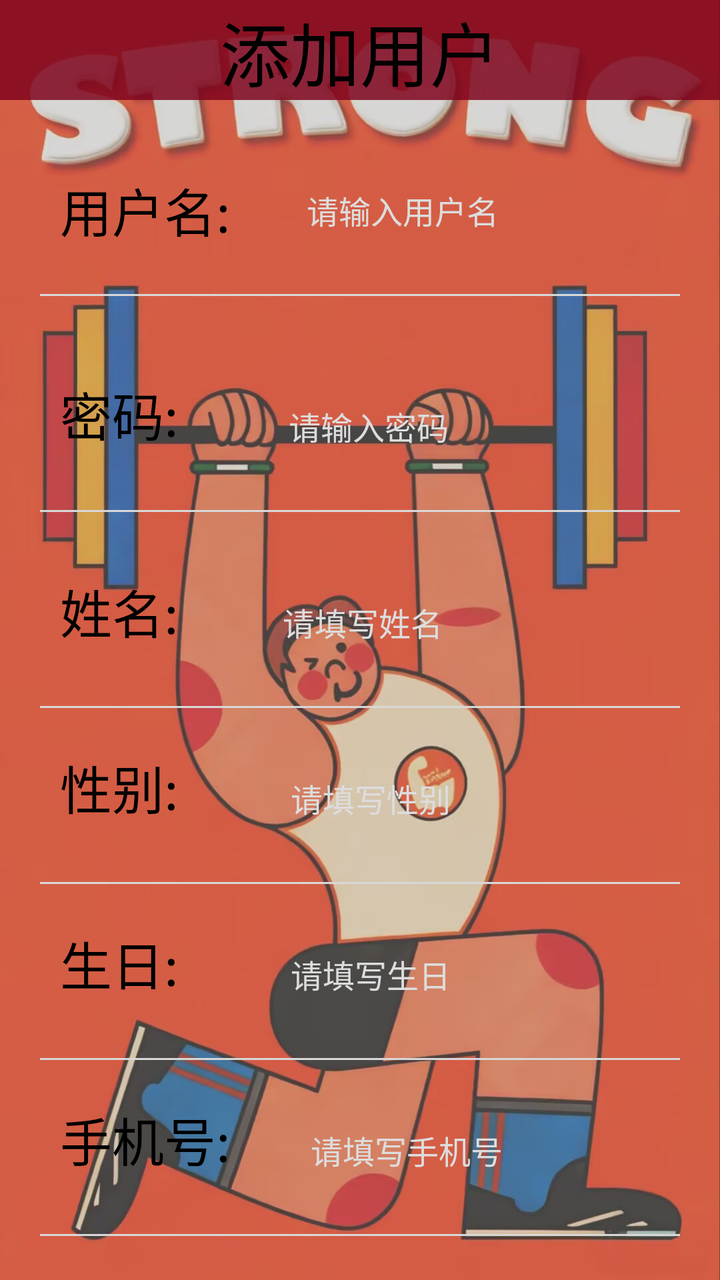
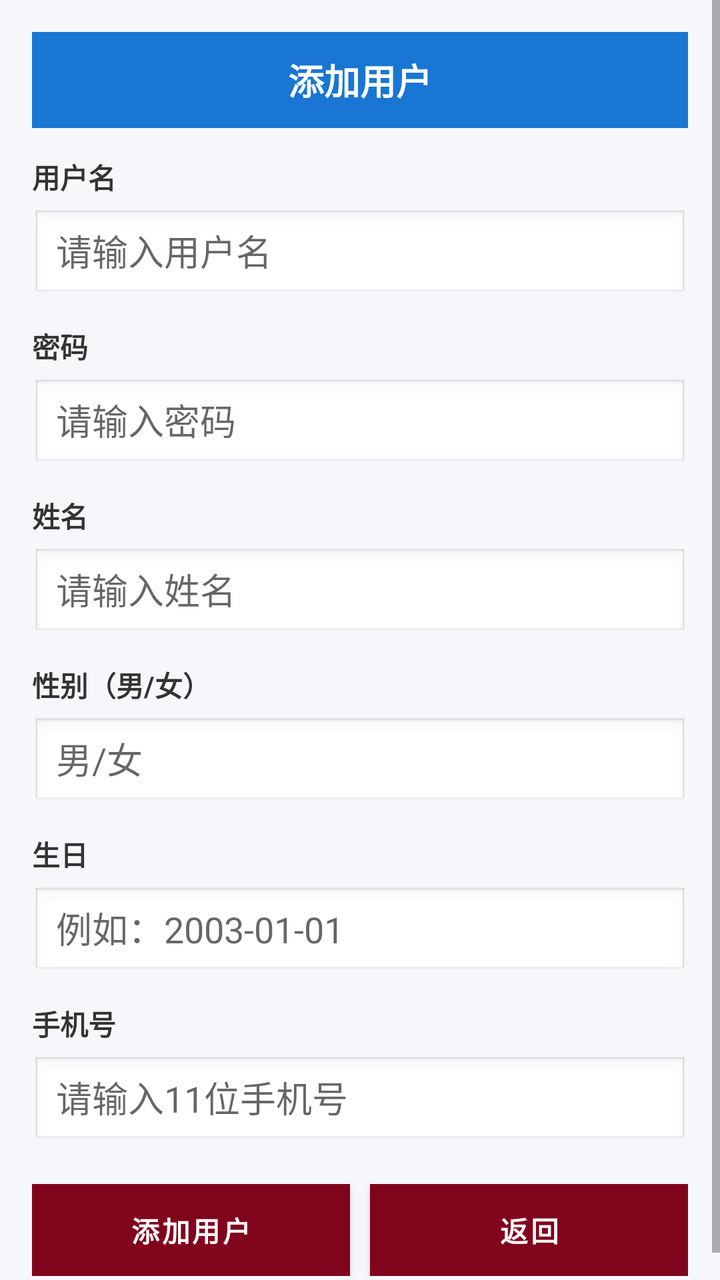

Two renders of the same Android screen: before a commit and after it. Below are the layout's source before the change and the commit's diff.
<!-- AndroidManifest.xml: application theme AppTheme -->
<!-- res/layout/activity_admin_add_users.xml -->
<?xml version="1.0" encoding="utf-8"?>
<LinearLayout xmlns:android="http://schemas.android.com/apk/res/android"
    xmlns:app="http://schemas.android.com/apk/res-auto"
    xmlns:tools="http://schemas.android.com/tools"
    android:layout_width="match_parent"
    android:layout_height="match_parent"
    android:orientation="vertical"
    android:background="@drawable/i4"
    tools:context="com.example.administrator.sportmanager.admin.registerActivity">


    

    <TextView
        android:id="@+id/textView"
        android:layout_width="match_parent"
        android:layout_height="50dp"
        android:layout_marginRight="0dp"
        android:text="添加用户"
        android:gravity="center_horizontal"
        android:textColor="@color/black"
        android:textSize="35sp"
        android:layout_marginBottom="30dp"
        android:background="#D77F041D"
      />
    <LinearLayout
        android:layout_width="wrap_content"
        android:layout_height="wrap_content"
        android:gravity="center">
        <TextView
            android:layout_width="wrap_content"
            android:layout_height="match_parent"
            android:layout_marginLeft="30dp"
            android:text="用户名:"
            android:gravity="center_vertical"
            android:textColor="@color/black"
            android:textSize="26sp" />
        <EditText
            android:background="@null"
            android:id="@+id/r_name"
            android:layout_width="200dp"
            android:layout_height="50dp"
            android:layout_marginLeft="38dp"
            android:inputType="textPersonName"
            android:singleLine="true"
            android:textSize="16sp"
            android:hint="请输入用户名"
            android:textColorHint="@color/textColorHint"
            />

    </LinearLayout>
    <ImageView
        android:id="@+id/reg_diver0"
        android:layout_width="320dp"
        android:layout_height="1dp"
        android:layout_gravity="center_horizontal"
        android:layout_marginTop="17dp"
        android:background="@color/input_dvier" />

    <LinearLayout
        android:layout_width="match_parent"
        android:layout_height="wrap_content"
        android:layout_marginTop="40dp">

        <TextView
            android:layout_width="wrap_content"
            android:layout_height="match_parent"
            android:layout_marginLeft="30dp"
            android:text="密码:"
            android:textColor="@color/black"
            android:textSize="26sp" />

        <EditText
            android:id="@+id/r_password"
            android:layout_width="200dp"
            android:layout_height="50dp"
            android:layout_marginLeft="55dp"
            android:background="@null"
            android:hint="请输入密码"
            android:inputType="textPassword"
            android:singleLine="true"
            android:textColorHint="@color/textColorHint"
            android:textCursorDrawable="@drawable/edit_cursor_color"
            android:textSize="16sp" />
    </LinearLayout>

    <ImageView
        android:id="@+id/reg_diver1"
        android:layout_width="320dp"
        android:layout_height="1dp"
        android:layout_gravity="center_horizontal"
        android:layout_marginTop="17dp"
        android:background="@color/input_dvier" />

    <LinearLayout
        android:layout_width="match_parent"
        android:layout_height="wrap_content"
        android:layout_marginTop="10dp"
        android:orientation="horizontal">




    </LinearLayout>

    <LinearLayout
        android:layout_width="match_parent"
        android:layout_height="wrap_content"
        android:layout_marginTop="20dp">

        <TextView
            android:layout_width="wrap_content"
            android:layout_height="wrap_content"
            android:layout_marginLeft="30dp"
            android:text="姓名:"
            android:textColor="@color/black"
            android:textSize="26sp" />

        <EditText
            android:id="@+id/user_name"
            android:layout_width="200dp"
            android:layout_height="50dp"
            android:layout_marginLeft="52dp"
            android:background="@null"
            android:hint="请填写姓名"
            android:singleLine="true"
            android:textColorHint="@color/textColorHint"
            android:textCursorDrawable="@drawable/edit_cursor_color"
            android:textSize="16sp" />
    </LinearLayout>

    <ImageView
        android:id="@+id/reg_diver2"
        android:layout_width="320dp"
        android:layout_height="1dp"
        android:layout_gravity="center_horizontal"
        android:layout_marginTop="17dp"
        android:background="@color/input_dvier" />

    <LinearLayout
        android:layout_width="match_parent"
        android:layout_height="wrap_content"
        android:layout_marginTop="20dp">

        <TextView
            android:layout_width="wrap_content"
            android:layout_height="wrap_content"
            android:layout_marginLeft="30dp"
            android:text="性别:"
            android:textColor="@color/black"
            android:textSize="26sp" />

        <EditText
            android:id="@+id/r_sex"
            android:layout_width="200dp"
            android:layout_height="50dp"
            android:layout_marginLeft="56dp"
            android:background="@null"
            android:hint="请填写性别"
            android:singleLine="true"
            android:textColorHint="@color/textColorHint"
            android:textCursorDrawable="@drawable/edit_cursor_color"
            android:textSize="16sp" />
    </LinearLayout>

    <ImageView
        android:id="@+id/reg_diver3"
        android:layout_width="320dp"
        android:layout_height="1dp"
        android:layout_gravity="center_horizontal"
        android:layout_marginTop="17dp"
        android:background="@color/input_dvier" />
    <LinearLayout
        android:layout_width="match_parent"
        android:layout_height="wrap_content"
        android:layout_marginTop="20dp">

        <TextView
            android:layout_width="wrap_content"
            android:layout_height="wrap_content"
            android:layout_marginLeft="30dp"
            android:text="生日:"
            android:textColor="@color/black"
            android:textSize="26sp" />

        <EditText
            android:id="@+id/r_birthday"
            android:layout_width="200dp"
            android:layout_height="50dp"
            android:layout_marginLeft="56dp"
            android:background="@null"
            android:hint="请填写生日"
            android:password="false"
            android:singleLine="true"
            android:textColorHint="@color/textColorHint"
            android:textCursorDrawable="@drawable/edit_cursor_color"
            android:textSize="16sp" />
    </LinearLayout>

    <ImageView
        android:id="@+id/reg_diver4"
        android:layout_width="320dp"
        android:layout_height="1dp"
        android:layout_gravity="center_horizontal"
        android:layout_marginTop="17dp"
        android:background="@color/input_dvier" />

    <LinearLayout
        android:layout_width="match_parent"
        android:layout_height="wrap_content"
        android:layout_marginTop="20dp">

        <TextView
            android:layout_width="wrap_content"
            android:layout_height="wrap_content"
            android:layout_marginLeft="30dp"
            android:text="手机号:"
            android:textColor="@color/black"
            android:textSize="26sp" />

        <EditText
            android:id="@+id/r_phone"
            android:layout_width="200dp"
            android:layout_height="50dp"
            android:layout_marginLeft="40dp"
            android:background="@null"
            android:hint="请填写手机号"
            android:password="false"
            android:singleLine="true"
            android:textColorHint="@color/textColorHint"
            android:textCursorDrawable="@drawable/edit_cursor_color"
            android:textSize="16sp" />
    </LinearLayout>

    <ImageView
        android:id="@+id/reg_diver5"
        android:layout_width="320dp"
        android:layout_height="1dp"
        android:layout_gravity="center_horizontal"
        android:layout_marginTop="17dp"
        android:background="@color/input_dvier" />


    <LinearLayout
        android:layout_width="match_parent"
        android:layout_height="wrap_content"
        android:layout_marginTop="7dp"
        android:orientation="horizontal">



    </LinearLayout>

    <LinearLayout
        android:layout_width="match_parent"
        android:layout_height="wrap_content"
        android:layout_marginTop="20dp"
        android:gravity="center_horizontal">

        <Button
            android:id="@+id/r_register"
            android:layout_width="150dp"
            android:layout_height="48dp"
            android:background="@drawable/bg_button_blue_gradient"
            android:text="添加用户"
            android:layout_alignBaseline="@+id/r_back"
            android:layout_alignBottom="@+id/r_back"
            android:layout_alignRight="@+id/r_password"
            android:layout_alignEnd="@+id/r_password"
            android:textSize="23sp"
            android:textColor="#FFFFFF"
            android:textStyle="bold" />
        <Button
            android:layout_marginLeft="30dp"
            android:id="@+id/add_reader_back_bt"
            android:layout_width="150dp"
            android:layout_height="48dp"
            android:background="@drawable/bg_button_blue_gradient"
            android:text="返回"
            android:layout_alignBaseline="@+id/r_back"
            android:layout_alignBottom="@+id/r_back"
            android:layout_alignRight="@+id/r_password"
            android:layout_alignEnd="@+id/r_password"
            android:textSize="23sp"
            android:textColor="#FFFFFF"
            android:textStyle="bold" />
    </LinearLayout>

</LinearLayout>
<!-- resources referenced by this layout -->
<resources>
  <color name="black">#FF000000</color>
  <color name="input_dvier">#D8D8D8</color>
  <color name="textColorHint">#DDDDDD</color>
  <!-- drawable bg_button_blue_gradient (drawable) -->
  <?xml version="1.0" encoding="utf-8"?>
  <shape xmlns:android="http://schemas.android.com/apk/res/android"
  android:shape="rectangle">
  
      <gradient android:type="linear" android:useLevel="true" android:startColor="#B1371A" android:endColor="#E2700505" android:angle="180" />
  
      />
  <padding
      android:left="10dp"
      android:right="10dp"/>
  <corners
      android:radius="40dp"/>
  
  </shape>
  <!-- drawable edit_cursor_color (drawable) -->
  <?xml version="1.0" encoding="utf-8"?>
  <shape xmlns:android="http://schemas.android.com/apk/res/android"
      android:shape="rectangle" >
      <size android:width="1dp" />
      <size android:height="10dp"/>
      <solid android:color="@color/loginButtonBackgroundFouse" />
  </shape>
  <!-- drawable i4: jpg bitmap (drawable, 135880 bytes) -->
  <style name="AppTheme" parent="Theme.MaterialComponents.Light.NoActionBar">
          <item name="colorPrimary">#81041D</item>
          <item name="colorPrimaryVariant">#80041D</item>
          <item name="colorSecondary">#81041D</item>
      </style>
  <color name="loginButtonBackgroundFouse">#07C160</color>
</resources>

<!-- the commit's change to res/layout/activity_admin_add_users.xml (unified diff, before → after) -->
@@ -1,289 +1,163 @@
 <?xml version="1.0" encoding="utf-8"?>
-<LinearLayout xmlns:android="http://schemas.android.com/apk/res/android"
-    xmlns:app="http://schemas.android.com/apk/res-auto"
-    xmlns:tools="http://schemas.android.com/tools"
+<ScrollView xmlns:android="http://schemas.android.com/apk/res/android"
     android:layout_width="match_parent"
     android:layout_height="match_parent"
-    android:orientation="vertical"
-    android:background="@drawable/i4"
-    tools:context="com.example.administrator.sportmanager.admin.registerActivity">
-
-
-    
-
-    <TextView
-        android:id="@+id/textView"
-        android:layout_width="match_parent"
-        android:layout_height="50dp"
-        android:layout_marginRight="0dp"
-        android:text="添加用户"
-        android:gravity="center_horizontal"
-        android:textColor="@color/black"
-        android:textSize="35sp"
-        android:layout_marginBottom="30dp"
-        android:background="#D77F041D"
-      />
-    <LinearLayout
-        android:layout_width="wrap_content"
-        android:layout_height="wrap_content"
-        android:gravity="center">
-        <TextView
-            android:layout_width="wrap_content"
-            android:layout_height="match_parent"
-            android:layout_marginLeft="30dp"
-            android:text="用户名:"
-            android:gravity="center_vertical"
-            android:textColor="@color/black"
-            android:textSize="26sp" />
-        <EditText
-            android:background="@null"
-            android:id="@+id/r_name"
-            android:layout_width="200dp"
-            android:layout_height="50dp"
-            android:layout_marginLeft="38dp"
-            android:inputType="textPersonName"
-            android:singleLine="true"
-            android:textSize="16sp"
-            android:hint="请输入用户名"
-            android:textColorHint="@color/textColorHint"
-            />
-
-    </LinearLayout>
-    <ImageView
-        android:id="@+id/reg_diver0"
-        android:layout_width="320dp"
-        android:layout_height="1dp"
-        android:layout_gravity="center_horizontal"
-        android:layout_marginTop="17dp"
-        android:background="@color/input_dvier" />
+    android:background="#F6F7FB">
 
     <LinearLayout
         android:layout_width="match_parent"
         android:layout_height="wrap_content"
-        android:layout_marginTop="40dp">
+        android:padding="16dp"
+        android:orientation="vertical">
 
         <TextView
+            android:layout_width="match_parent"
+            android:layout_height="48dp"
+            android:background="#1976D2"
+            android:gravity="center"
+            android:text="添加用户"
+            android:textColor="@android:color/white"
+            android:textSize="18sp"
+            android:textStyle="bold" />
+
+        <TextView
+            android:layout_marginTop="14dp"
             android:layout_width="wrap_content"
-            android:layout_height="match_parent"
-            android:layout_marginLeft="30dp"
-            android:text="密码:"
-            android:textColor="@color/black"
-            android:textSize="26sp" />
+            android:layout_height="wrap_content"
+            android:text="用户名"
+            android:textStyle="bold"
+            android:textColor="#333333" />
+
+        <EditText
+            android:id="@+id/r_name"
+            android:layout_width="match_parent"
+            android:layout_height="46dp"
+            android:layout_marginTop="6dp"
+            android:background="@android:drawable/edit_text"
+            android:hint="请输入用户名"
+            android:paddingStart="12dp"
+            android:paddingEnd="12dp" />
+
+        <TextView
+            android:layout_marginTop="12dp"
+            android:layout_width="wrap_content"
+            android:layout_height="wrap_content"
+            android:text="密码"
+            android:textStyle="bold"
+            android:textColor="#333333" />
 
         <EditText
             android:id="@+id/r_password"
-            android:layout_width="200dp"
-            android:layout_height="50dp"
-            android:layout_marginLeft="55dp"
-            android:background="@null"
+            android:layout_width="match_parent"
+            android:layout_height="46dp"
+            android:layout_marginTop="6dp"
+            android:background="@android:drawable/edit_text"
             android:hint="请输入密码"
             android:inputType="textPassword"
-            android:singleLine="true"
-            android:textColorHint="@color/textColorHint"
-            android:textCursorDrawable="@drawable/edit_cursor_color"
-            android:textSize="16sp" />
-    </LinearLayout>
-
-    <ImageView
-        android:id="@+id/reg_diver1"
-        android:layout_width="320dp"
-        android:layout_height="1dp"
-        android:layout_gravity="center_horizontal"
-        android:layout_marginTop="17dp"
-        android:background="@color/input_dvier" />
-
-    <LinearLayout
-        android:layout_width="match_parent"
-        android:layout_height="wrap_content"
-        android:layout_marginTop="10dp"
-        android:orientation="horizontal">
-
-
-
-
-    </LinearLayout>
-
-    <LinearLayout
-        android:layout_width="match_parent"
-        android:layout_height="wrap_content"
-        android:layout_marginTop="20dp">
+            android:paddingStart="12dp"
+            android:paddingEnd="12dp" />
 
         <TextView
+            android:layout_marginTop="12dp"
             android:layout_width="wrap_content"
             android:layout_height="wrap_content"
-            android:layout_marginLeft="30dp"
-            android:text="姓名:"
-            android:textColor="@color/black"
-            android:textSize="26sp" />
+            android:text="姓名"
+            android:textStyle="bold"
+            android:textColor="#333333" />
 
         <EditText
             android:id="@+id/user_name"
-            android:layout_width="200dp"
-            android:layout_height="50dp"
-            android:layout_marginLeft="52dp"
-            android:background="@null"
-            android:hint="请填写姓名"
-            android:singleLine="true"
-            android:textColorHint="@color/textColorHint"
-            android:textCursorDrawable="@drawable/edit_cursor_color"
-            android:textSize="16sp" />
-    </LinearLayout>
-
-    <ImageView
-        android:id="@+id/reg_diver2"
-        android:layout_width="320dp"
-        android:layout_height="1dp"
-        android:layout_gravity="center_horizontal"
-        android:layout_marginTop="17dp"
-        android:background="@color/input_dvier" />
-
-    <LinearLayout
-        android:layout_width="match_parent"
-        android:layout_height="wrap_content"
-        android:layout_marginTop="20dp">
+            android:layout_width="match_parent"
+            android:layout_height="46dp"
+            android:layout_marginTop="6dp"
+            android:background="@android:drawable/edit_text"
+            android:hint="请输入姓名"
+            android:paddingStart="12dp"
+            android:paddingEnd="12dp" />
 
         <TextView
+            android:layout_marginTop="12dp"
             android:layout_width="wrap_content"
             android:layout_height="wrap_content"
-            android:layout_marginLeft="30dp"
-            android:text="性别:"
-            android:textColor="@color/black"
-            android:textSize="26sp" />
+            android:text="性别（男/女）"
+            android:textStyle="bold"
+            android:textColor="#333333" />
 
         <EditText
             android:id="@+id/r_sex"
-            android:layout_width="200dp"
-            android:layout_height="50dp"
-            android:layout_marginLeft="56dp"
-            android:background="@null"
-            android:hint="请填写性别"
-            android:singleLine="true"
-            android:textColorHint="@color/textColorHint"
-            android:textCursorDrawable="@drawable/edit_cursor_color"
-            android:textSize="16sp" />
-    </LinearLayout>
-
-    <ImageView
-        android:id="@+id/reg_diver3"
-        android:layout_width="320dp"
-        android:layout_height="1dp"
-        android:layout_gravity="center_horizontal"
-        android:layout_marginTop="17dp"
-        android:background="@color/input_dvier" />
-    <LinearLayout
-        android:layout_width="match_parent"
-        android:layout_height="wrap_content"
-        android:layout_marginTop="20dp">
+            android:layout_width="match_parent"
+            android:layout_height="46dp"
+            android:layout_marginTop="6dp"
+            android:background="@android:drawable/edit_text"
+            android:hint="男/女"
+            android:paddingStart="12dp"
+            android:paddingEnd="12dp" />
 
         <TextView
+            android:layout_marginTop="12dp"
             android:layout_width="wrap_content"
             android:layout_height="wrap_content"
-            android:layout_marginLeft="30dp"
-            android:text="生日:"
-            android:textColor="@color/black"
-            android:textSize="26sp" />
+            android:text="生日"
+            android:textStyle="bold"
+            android:textColor="#333333" />
 
         <EditText
             android:id="@+id/r_birthday"
-            android:layout_width="200dp"
-            android:layout_height="50dp"
-            android:layout_marginLeft="56dp"
-            android:background="@null"
-            android:hint="请填写生日"
-            android:password="false"
-            android:singleLine="true"
-            android:textColorHint="@color/textColorHint"
-            android:textCursorDrawable="@drawable/edit_cursor_color"
-            android:textSize="16sp" />
-    </LinearLayout>
-
-    <ImageView
-        android:id="@+id/reg_diver4"
-        android:layout_width="320dp"
-        android:layout_height="1dp"
-        android:layout_gravity="center_horizontal"
-        android:layout_marginTop="17dp"
-        android:background="@color/input_dvier" />
-
-    <LinearLayout
-        android:layout_width="match_parent"
-        android:layout_height="wrap_content"
-        android:layout_marginTop="20dp">
+            android:layout_width="match_parent"
+            android:layout_height="46dp"
+            android:layout_marginTop="6dp"
+            android:background="@android:drawable/edit_text"
+            android:hint="例如：2003-01-01"
+            android:paddingStart="12dp"
+            android:paddingEnd="12dp" />
 
         <TextView
+            android:layout_marginTop="12dp"
             android:layout_width="wrap_content"
             android:layout_height="wrap_content"
-            android:layout_marginLeft="30dp"
-            android:text="手机号:"
-            android:textColor="@color/black"
-            android:textSize="26sp" />
+            android:text="手机号"
+            android:textStyle="bold"
+            android:textColor="#333333" />
 
         <EditText
             android:id="@+id/r_phone"
-            android:layout_width="200dp"
-            android:layout_height="50dp"
-            android:layout_marginLeft="40dp"
-            android:background="@null"
-            android:hint="请填写手机号"
-            android:password="false"
-            android:singleLine="true"
-            android:textColorHint="@color/textColorHint"
-            android:textCursorDrawable="@drawable/edit_cursor_color"
-            android:textSize="16sp" />
-    </LinearLayout>
+            android:layout_width="match_parent"
+            android:layout_height="46dp"
+            android:layout_marginTop="6dp"
+            android:background="@android:drawable/edit_text"
+            android:hint="请输入11位手机号"
+            android:inputType="number"
+            android:paddingStart="12dp"
+            android:paddingEnd="12dp" />
 
-    <ImageView
-        android:id="@+id/reg_diver5"
-        android:layout_width="320dp"
-        android:layout_height="1dp"
-        android:layout_gravity="center_horizontal"
-        android:layout_marginTop="17dp"
-        android:background="@color/input_dvier" />
+        <LinearLayout
+            android:layout_width="match_parent"
+            android:layout_height="wrap_content"
+            android:layout_marginTop="18dp"
+            android:orientation="horizontal"
+            android:weightSum="2">
 
+            <Button
+                android:id="@+id/r_register"
+                android:layout_width="0dp"
+                android:layout_height="46dp"
+                android:layout_weight="1"
+                android:background="#1976D2"
+                android:text="添加用户"
+                android:textColor="@android:color/white"
+                android:textStyle="bold"
+                android:layout_marginEnd="10dp" />
 
-    <LinearLayout
-        android:layout_width="match_parent"
-        android:layout_height="wrap_content"
-        android:layout_marginTop="7dp"
-        android:orientation="horizontal">
-
-
+            <Button
+                android:id="@+id/add_reader_back_bt"
+                android:layout_width="0dp"
+                android:layout_height="46dp"
+                android:layout_weight="1"
+                android:background="#B0BEC5"
+                android:text="返回"
+                android:textColor="@android:color/white"
+                android:textStyle="bold" />
+        </LinearLayout>
 
     </LinearLayout>
-
-    <LinearLayout
-        android:layout_width="match_parent"
-        android:layout_height="wrap_content"
-        android:layout_marginTop="20dp"
-        android:gravity="center_horizontal">
-
-        <Button
-            android:id="@+id/r_register"
-            android:layout_width="150dp"
-            android:layout_height="48dp"
-            android:background="@drawable/bg_button_blue_gradient"
-            android:text="添加用户"
-            android:layout_alignBaseline="@+id/r_back"
-            android:layout_alignBottom="@+id/r_back"
-            android:layout_alignRight="@+id/r_password"
-            android:layout_alignEnd="@+id/r_password"
-            android:textSize="23sp"
-            android:textColor="#FFFFFF"
-            android:textStyle="bold" />
-        <Button
-            android:layout_marginLeft="30dp"
-            android:id="@+id/add_reader_back_bt"
-            android:layout_width="150dp"
-            android:layout_height="48dp"
-            android:background="@drawable/bg_button_blue_gradient"
-            android:text="返回"
-            android:layout_alignBaseline="@+id/r_back"
-            android:layout_alignBottom="@+id/r_back"
-            android:layout_alignRight="@+id/r_password"
-            android:layout_alignEnd="@+id/r_password"
-            android:textSize="23sp"
-            android:textColor="#FFFFFF"
-            android:textStyle="bold" />
-    </LinearLayout>
-
-</LinearLayout>
+</ScrollView>
<!-- resource entries referenced after the edit -->
@@ -1,37 +1,9 @@
 <!-- resources referenced by this layout -->
 <resources>
-  <color name="black">#FF000000</color>
-  <color name="input_dvier">#D8D8D8</color>
-  <color name="textColorHint">#DDDDDD</color>
-  <!-- drawable bg_button_blue_gradient (drawable) -->
-  <?xml version="1.0" encoding="utf-8"?>
-  <shape xmlns:android="http://schemas.android.com/apk/res/android"
-  android:shape="rectangle">
-  
-      <gradient android:type="linear" android:useLevel="true" android:startColor="#B1371A" android:endColor="#E2700505" android:angle="180" />
-  
-      />
-  <padding
-      android:left="10dp"
-      android:right="10dp"/>
-  <corners
-      android:radius="40dp"/>
-  
-  </shape>
-  <!-- drawable edit_cursor_color (drawable) -->
-  <?xml version="1.0" encoding="utf-8"?>
-  <shape xmlns:android="http://schemas.android.com/apk/res/android"
-      android:shape="rectangle" >
-      <size android:width="1dp" />
-      <size android:height="10dp"/>
-      <solid android:color="@color/loginButtonBackgroundFouse" />
-  </shape>
-  <!-- drawable i4: jpg bitmap (drawable, 135880 bytes) -->
   <style name="AppTheme" parent="Theme.MaterialComponents.Light.NoActionBar">
           <item name="colorPrimary">#81041D</item>
           <item name="colorPrimaryVariant">#80041D</item>
           <item name="colorSecondary">#81041D</item>
       </style>
-  <color name="loginButtonBackgroundFouse">#07C160</color>
 </resources>
 
